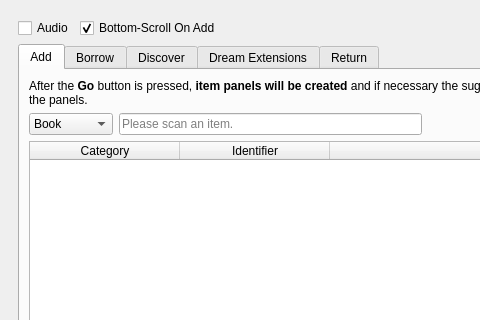
First picture: the form in UI/biblioteq_batch_activities_browser.ui, repository textbrowser/biblioteq, before the edit; both pictures show x 0 to 480 and y 0 to 320 of the 800 by 500 pixel window.
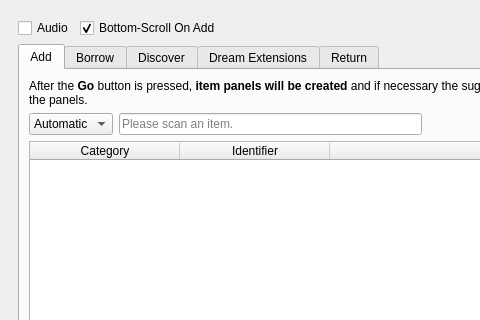
Second picture: the form after the edit. Icons and pictures are not drawn.

Commit message: Batch Activities.

The edit to the form file:
```diff
--- a/UI/biblioteq_batch_activities_browser.ui
+++ b/UI/biblioteq_batch_activities_browser.ui
@@ -87,8 +87,13 @@
              <item>
               <widget class="QComboBox" name="add_scan_type">
                <property name="currentText">
-                <string>Book</string>
+                <string>Automatic</string>
                </property>
+               <item>
+                <property name="text">
+                 <string>Automatic</string>
+                </property>
+               </item>
                <item>
                 <property name="text">
                  <string>Book</string>
```
The commit also changes 4 other files.
